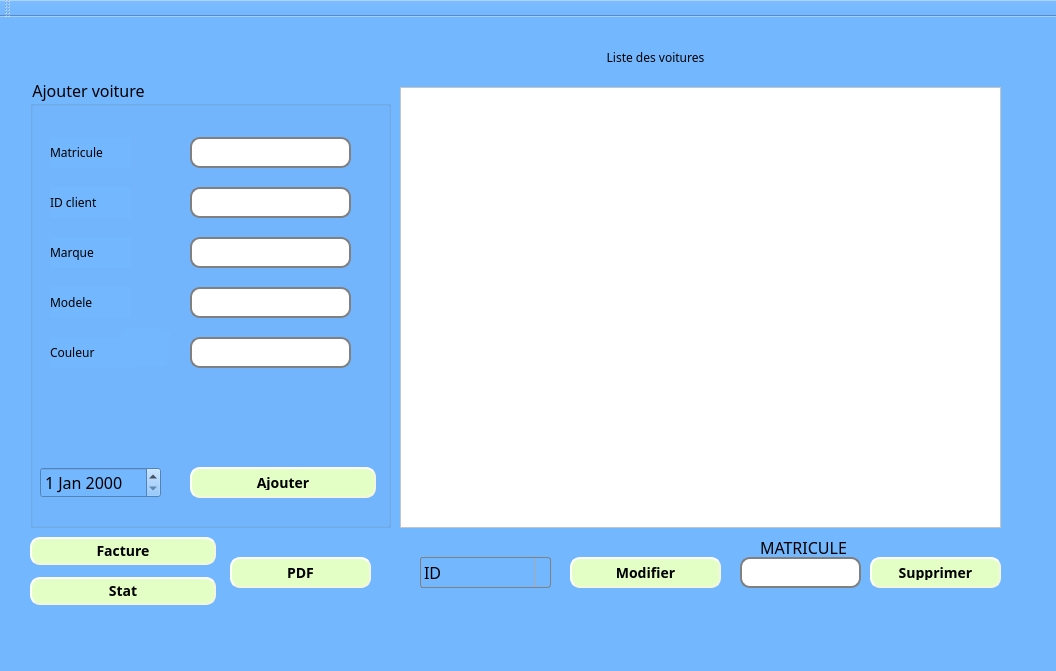
Before: the Qt Designer form mainwindow.ui in firastourki99/smartgarage, drawn with Qt 5.
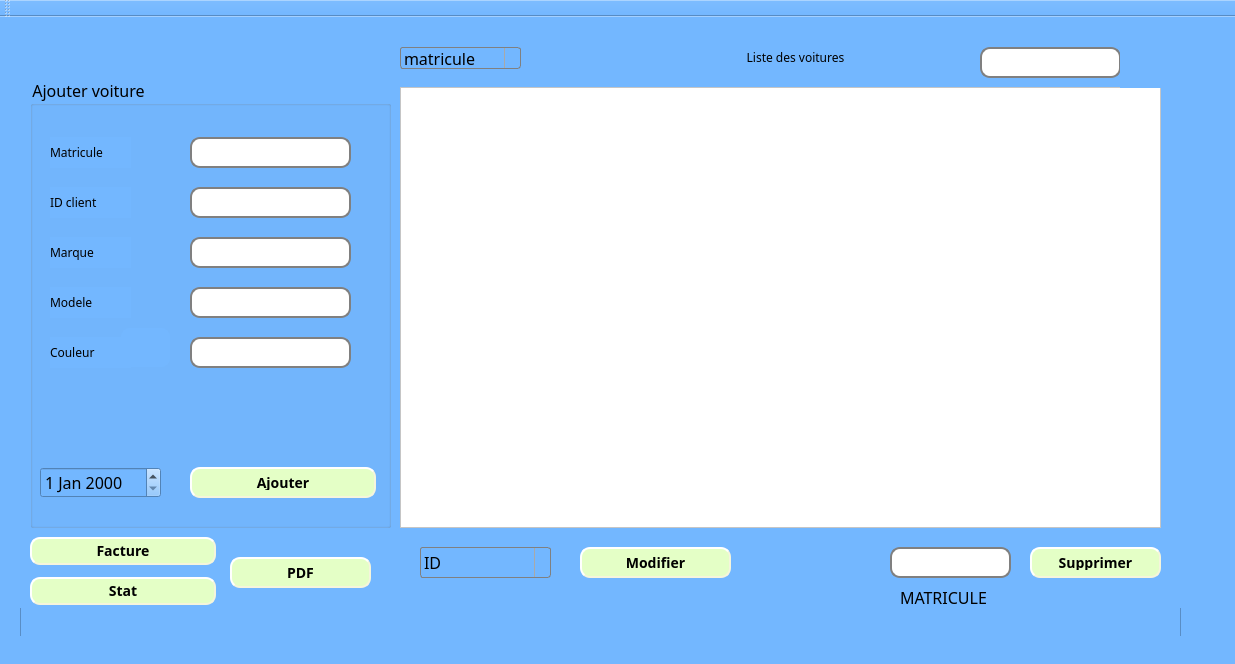
After: the same form once the commit is applied. Icons and pictures are not drawn.

Commit message: TRIE + RECHERCHE

Diff of the .ui file:
```diff
--- a/mainwindow.ui
+++ b/mainwindow.ui
@@ -6,8 +6,8 @@
    <rect>
     <x>0</x>
     <y>0</y>
-    <width>1056</width>
-    <height>671</height>
+    <width>1235</width>
+    <height>664</height>
    </rect>
   </property>
   <property name="windowTitle">
@@ -91,8 +91,8 @@
      <rect>
       <x>20</x>
       <y>10</y>
-      <width>1031</width>
-      <height>591</height>
+      <width>1161</width>
+      <height>641</height>
      </rect>
     </property>
     <property name="frameShape">
@@ -106,8 +106,8 @@
       <rect>
        <x>0</x>
        <y>0</y>
-       <width>1071</width>
-       <height>591</height>
+       <width>1171</width>
+       <height>581</height>
       </rect>
      </property>
      <property name="styleSheet">
@@ -360,7 +360,7 @@
       <widget class="QLabel" name="label_7">
        <property name="geometry">
         <rect>
-         <x>570</x>
+         <x>710</x>
          <y>10</y>
          <width>131</width>
          <height>41</height>
@@ -376,8 +376,8 @@
       <widget class="QPushButton" name="pb_supprimer">
        <property name="geometry">
         <rect>
-         <x>850</x>
-         <y>530</y>
+         <x>1010</x>
+         <y>520</y>
          <width>131</width>
          <height>31</height>
         </rect>
@@ -394,7 +394,7 @@
         <rect>
          <x>380</x>
          <y>60</y>
-         <width>601</width>
+         <width>761</width>
          <height>441</height>
         </rect>
        </property>
@@ -405,8 +405,8 @@
       <widget class="QPushButton" name="pb_modifier">
        <property name="geometry">
         <rect>
-         <x>550</x>
-         <y>530</y>
+         <x>560</x>
+         <y>520</y>
          <width>151</width>
          <height>31</height>
         </rect>
@@ -431,19 +431,6 @@
         <string>Facture</string>
        </property>
       </widget>
-      <widget class="QPushButton" name="pushButton_2">
-       <property name="geometry">
-        <rect>
-         <x>10</x>
-         <y>550</y>
-         <width>186</width>
-         <height>28</height>
-        </rect>
-       </property>
-       <property name="text">
-        <string>Stat</string>
-       </property>
-      </widget>
       <widget class="QPushButton" name="pushButton">
        <property name="geometry">
         <rect>
@@ -461,7 +448,7 @@
        <property name="geometry">
         <rect>
          <x>400</x>
-         <y>530</y>
+         <y>520</y>
          <width>131</width>
          <height>31</height>
         </rect>
@@ -490,8 +477,8 @@
       <widget class="QLineEdit" name="le_modifier">
        <property name="geometry">
         <rect>
-         <x>720</x>
-         <y>530</y>
+         <x>870</x>
+         <y>520</y>
          <width>121</width>
          <height>31</height>
         </rect>
@@ -508,8 +495,8 @@
       <widget class="QLabel" name="label">
        <property name="geometry">
         <rect>
-         <x>740</x>
-         <y>510</y>
+         <x>880</x>
+         <y>560</y>
          <width>101</width>
          <height>20</height>
         </rect>
@@ -518,6 +505,83 @@
         <string>MATRICULE</string>
        </property>
       </widget>
+      <widget class="QComboBox" name="CB_trie">
+       <property name="geometry">
+        <rect>
+         <x>380</x>
+         <y>20</y>
+         <width>121</width>
+         <height>22</height>
+        </rect>
+       </property>
+       <item>
+        <property name="text">
+         <string>matricule</string>
+        </property>
+       </item>
+       <item>
+        <property name="text">
+         <string>ID</string>
+        </property>
+       </item>
+       <item>
+        <property name="text">
+         <string>Date</string>
+        </property>
+       </item>
+      </widget>
+      <widget class="QLineEdit" name="le_recherche">
+       <property name="geometry">
+        <rect>
+         <x>960</x>
+         <y>20</y>
+         <width>141</width>
+         <height>31</height>
+        </rect>
+       </property>
+       <property name="styleSheet">
+        <string notr="true">     border: 2px solid gray;
+     border-radius: 10px;
+     padding: 0 8px;
+     background:rgb(255, 255, 255);
+     selection-background-color: darkgray;</string>
+       </property>
+      </widget>
+      <widget class="QLabel" name="icon_label">
+       <property name="geometry">
+        <rect>
+         <x>1100</x>
+         <y>10</y>
+         <width>41</width>
+         <height>51</height>
+        </rect>
+       </property>
+       <property name="autoFillBackground">
+        <bool>false</bool>
+       </property>
+       <property name="styleSheet">
+        <string notr="true">background-color: rgb(115, 183, 255);</string>
+       </property>
+       <property name="text">
+        <string/>
+       </property>
+       <property name="pixmap">
+        <pixmap resource="logos.qrc">:/recherche.png</pixmap>
+       </property>
+      </widget>
+      <widget class="QPushButton" name="pushButton_2">
+       <property name="geometry">
+        <rect>
+         <x>10</x>
+         <y>550</y>
+         <width>186</width>
+         <height>28</height>
+        </rect>
+       </property>
+       <property name="text">
+        <string>Stat</string>
+       </property>
+      </widget>
      </widget>
     </widget>
    </widget>
@@ -527,7 +591,7 @@
     <rect>
      <x>0</x>
      <y>0</y>
-     <width>1056</width>
+     <width>1235</width>
      <height>26</height>
     </rect>
    </property>
```
Left out of the diff: 4 changed lines with no effect on the pictures. The commit also changes 9 other files.
